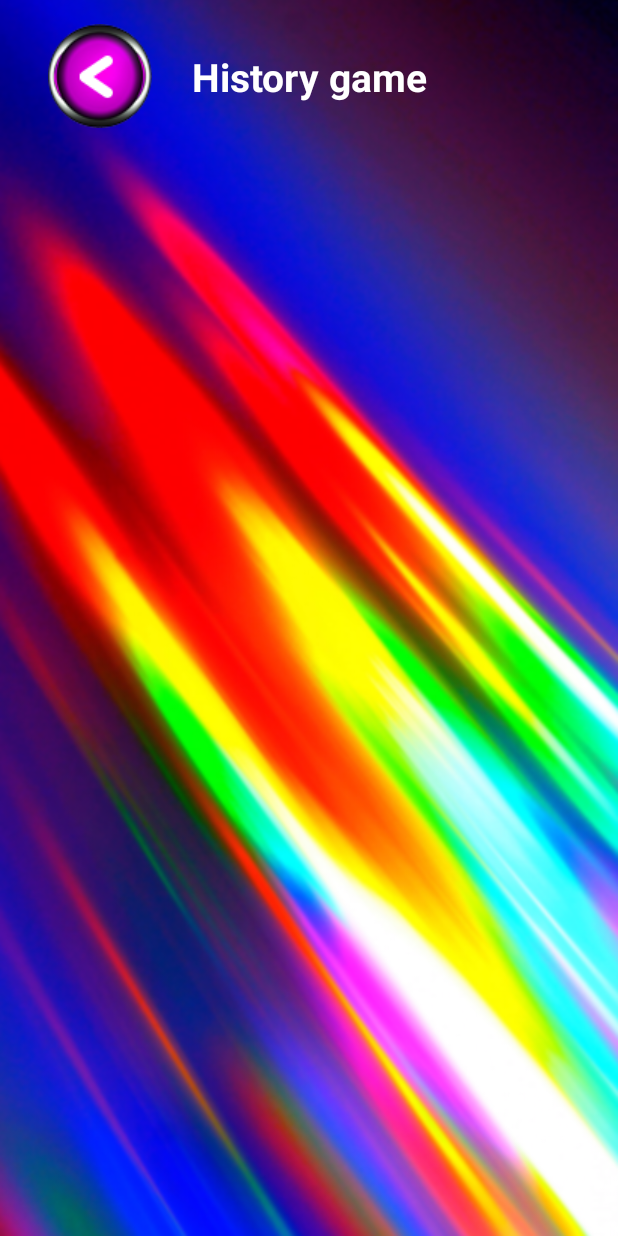
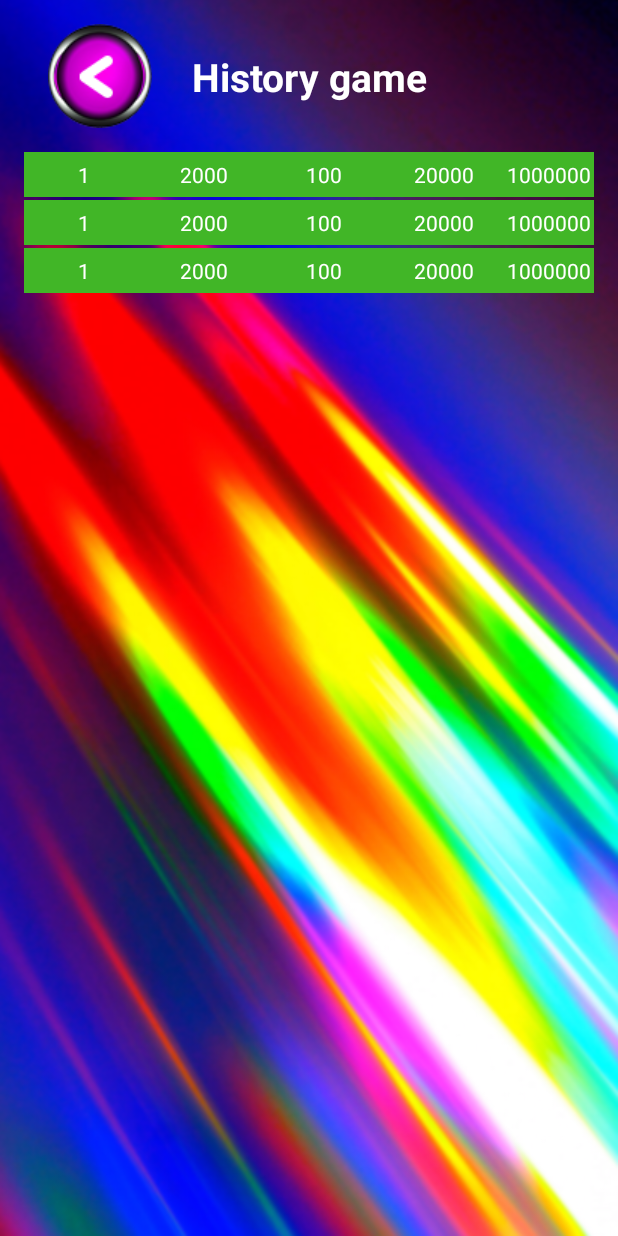
Before and after one commit to MisterEdinson/JK_0141_slots, an Android app: the layout fragment_history.xml on its own in the app's theme, with its tools: preview values and no code run, on a phone screen of 412 x 824 dp. Run offline under Robolectric (Android 15) with nearby library versions, the phone set to English and light mode, and no system bars.

Commit message:
add recycler view and adapter

```diff
--- a/app/src/main/java/com/example/jk_0141_slots/data/local/models/HistoryModel.kt
+++ b/app/src/main/java/com/example/jk_0141_slots/data/local/models/HistoryModel.kt
@@ -9,6 +9,7 @@ data class HistoryModel (
     @PrimaryKey(autoGenerate = true)
     var id:Int = 0,
     var money: Int? = null,
+    var win:Int? = null,
     var bet: Int? = null,
     var bonus: Int? = null,
     var date: String? = null
--- a/app/src/main/java/com/example/jk_0141_slots/ui/history/HistoryFragment.kt
+++ b/app/src/main/java/com/example/jk_0141_slots/ui/history/HistoryFragment.kt
@@ -5,9 +5,13 @@ import androidx.fragment.app.Fragment
 import android.view.LayoutInflater
 import android.view.View
 import android.view.ViewGroup
+import androidx.fragment.app.activityViewModels
 import com.example.jk_0141_slots.R
+import com.example.jk_0141_slots.ui.home.HomeViewModel
 
 class HistoryFragment : Fragment() {
+
+    val viewModel: HomeViewModel by activityViewModels()
 
     override fun onCreateView(
         inflater: LayoutInflater, container: ViewGroup?,
--- a/app/src/main/java/com/example/jk_0141_slots/ui/home/HomeFragment.kt
+++ b/app/src/main/java/com/example/jk_0141_slots/ui/home/HomeFragment.kt
@@ -57,7 +57,8 @@ class HomeFragment : Fragment() {
         }
 
         imgFrHomeBtnMoney.setOnClickListener {
-            findNavController().navigate(R.id.action_homeFragment_to_bonusFragment)
+            findNavController().navigate(R.id.action_homeFragment_to_historyFragment)
+            //findNavController().navigate(R.id.action_homeFragment_to_bonusFragment)
         }
 
         imgFrHomeBtnPlus.setOnClickListener {
--- a/app/src/main/res/layout/fragment_history.xml
+++ b/app/src/main/res/layout/fragment_history.xml
@@ -35,6 +35,12 @@
     <androidx.recyclerview.widget.RecyclerView
         android:layout_width="match_parent"
         android:layout_height="0dp"
+        android:layout_marginStart="16dp"
+        android:layout_marginTop="16dp"
+        android:layout_marginEnd="16dp"
+        android:layout_marginBottom="16dp"
+        app:layoutManager="androidx.recyclerview.widget.LinearLayoutManager"
+        tools:listitem="@layout/item_history"
         app:layout_constraintBottom_toBottomOf="parent"
         app:layout_constraintEnd_toEndOf="parent"
         app:layout_constraintStart_toStartOf="parent"
--- a/app/src/main/res/layout/item_history.xml
+++ b/app/src/main/res/layout/item_history.xml
@@ -1,6 +1,49 @@
 <?xml version="1.0" encoding="utf-8"?>
-<androidx.constraintlayout.widget.ConstraintLayout xmlns:android="http://schemas.android.com/apk/res/android"
+<androidx.appcompat.widget.LinearLayoutCompat
+    xmlns:android="http://schemas.android.com/apk/res/android"
     android:layout_width="match_parent"
-    android:layout_height="match_parent">
+    android:background="#41B627"
+    android:layout_marginBottom="2dp"
+    android:layout_height="30dp">
 
-</androidx.constraintlayout.widget.ConstraintLayout>
+    <TextView
+        android:id="@+id/tvIdGame"
+        android:gravity="center"
+        android:textColor="@color/white"
+        android:layout_width="80dp"
+        android:layout_height="match_parent"
+        android:text="1" />
+
+    <TextView
+        android:id="@+id/tvBonusSumm"
+        android:gravity="center"
+        android:layout_width="80dp"
+        android:textColor="@color/white"
+        android:layout_height="match_parent"
+        android:text="2000" />
+
+    <TextView
+        android:id="@+id/tvBetSumm"
+        android:gravity="center"
+        android:layout_width="80dp"
+        android:textColor="@color/white"
+        android:layout_height="match_parent"
+        android:text="100" />
+
+    <TextView
+        android:id="@+id/tvWinSumm"
+        android:gravity="center"
+        android:layout_width="80dp"
+        android:textColor="@color/white"
+        android:layout_height="match_parent"
+        android:text="20000" />
+
+    <TextView
+        android:id="@+id/tvMoneySumm"
+        android:gravity="center"
+        android:textColor="@color/white"
+        android:layout_width="wrap_content"
+        android:layout_weight="1"
+        android:layout_height="match_parent"
+        android:text="1000000" />
+</androidx.appcompat.widget.LinearLayoutCompat>
```
Also changed, not shown: app/src/main/java/com/example/jk_0141_slots/ui/history/HistoryGameAdapter.kt (added, +42 -0 lines).
